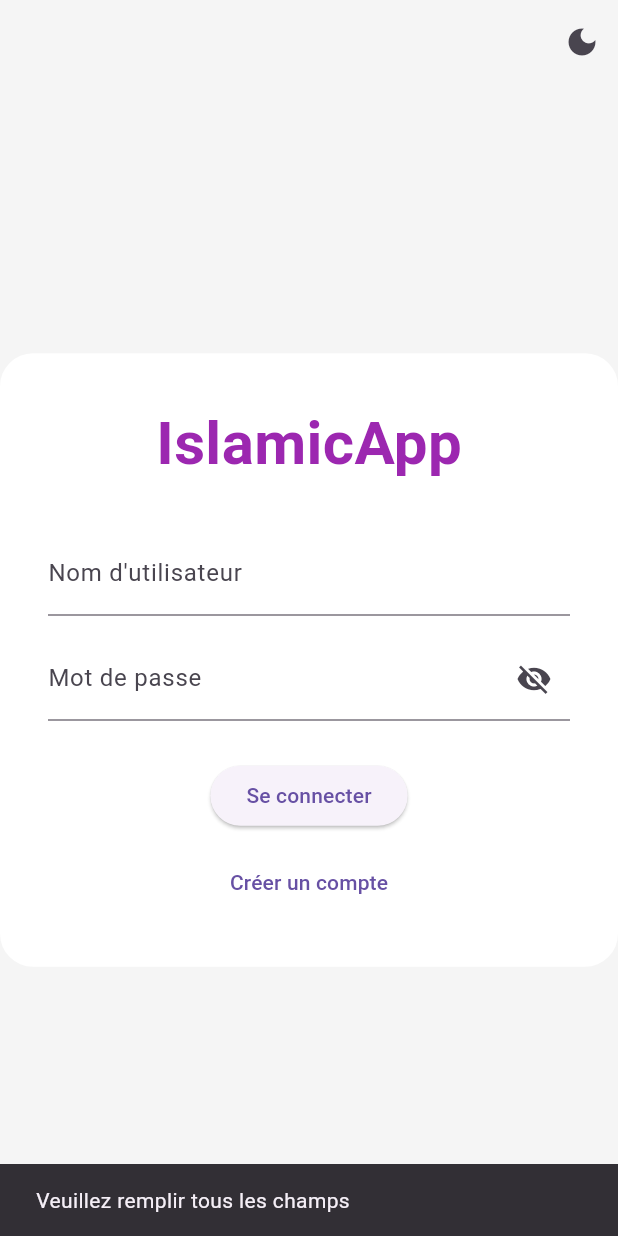
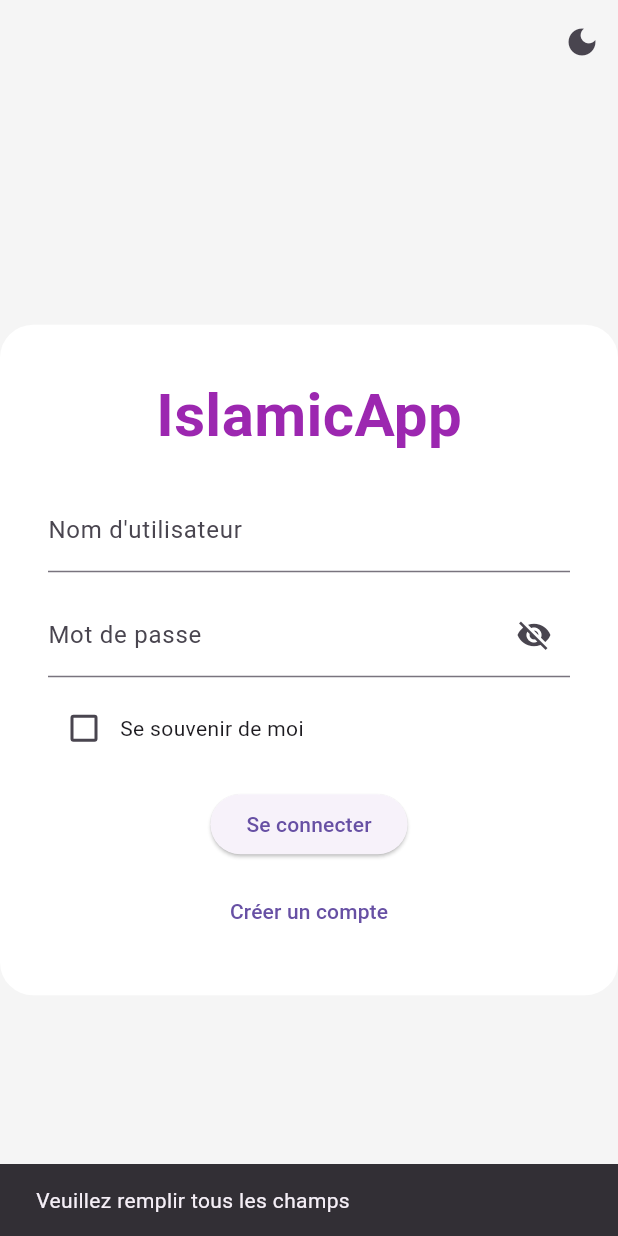
Before and after one commit to Hatimopg/IslamicApp, a Flutter app: the screen it shows after launch, after a tap on "Se connecter", on a phone screen of 412 x 824 dp. Run offline on Flutter 3.47's test engine with Material 3 defaults, Android fonts, the light colour scheme and no system bars; our stand-ins replace audioplayers, cloud_firestore, firebase_core, flutter_compass, flutter_local_notifications, geolocator and 3 more; accounts and stored records are empty.

Commit message:
apk v1.8.4 son du jeu + login facile

```diff
--- a/lib/pages/login.dart
+++ b/lib/pages/login.dart
@@ -1,6 +1,7 @@
 import 'package:flutter/material.dart';
 import 'package:http/http.dart' as http;
 import 'dart:convert';
+import 'package:shared_preferences/shared_preferences.dart';
 
 import 'register.dart';
 import 'home.dart';
@@ -20,18 +21,69 @@ class LoginPage extends StatefulWidget {
 }
 
 class _LoginPageState extends State<LoginPage> {
-  TextEditingController username = TextEditingController();
-  TextEditingController password = TextEditingController();
+  final TextEditingController username = TextEditingController();
+  final TextEditingController password = TextEditingController();
 
   bool loading = false;
+  bool passwordVisible = false;
 
-  // 🔐 AJOUT
-  bool passwordVisible = false;
+  // 🔐 Remember me
+  bool rememberMe = false;
+  String? savedUsername;
+  String? savedPassword;
+
+  // 🔥 Tentatives locales
+  int attemptsLeft = 5;
 
   final String baseUrl =
       "https://exciting-learning-production-d784.up.railway.app";
 
+  @override
+  void initState() {
+    super.initState();
+    loadSavedUser();
+  }
+
+  // ================= LOAD SAVED USER =================
+  Future<void> loadSavedUser() async {
+    final prefs = await SharedPreferences.getInstance();
+
+    final remember = prefs.getBool("remember_me") ?? false;
+    if (!remember) return;
+
+    setState(() {
+      rememberMe = true;
+      savedUsername = prefs.getString("saved_username");
+      savedPassword = prefs.getString("saved_password");
+    });
+  }
+
+  // ================= SAVE / CLEAR =================
+  Future<void> saveCredentials() async {
+    final prefs = await SharedPreferences.getInstance();
+    await prefs.setBool("remember_me", true);
+    await prefs.setString("saved_username", username.text.trim());
+    await prefs.setString("saved_password", password.text.trim());
+  }
+
+  Future<void> clearCredentials() async {
+    final prefs = await SharedPreferences.getInstance();
+    await prefs.remove("remember_me");
+    await prefs.remove("saved_username");
+    await prefs.remove("saved_password");
+  }
+
+  // ================= LOGIN =================
   Future<void> login() async {
+    if (attemptsLeft <= 0) {
+      ScaffoldMessenger.of(context).showSnackBar(
+        const SnackBar(
+          content: Text("Trop de tentatives. Réessayez plus tard."),
+        ),
+      );
+      return;
+    }
+
     if (username.text.trim().isEmpty || password.text.trim().isEmpty) {
       ScaffoldMessenger.of(context).showSnackBar(
         const SnackBar(content: Text("Veuillez remplir tous les champs")),
@@ -54,8 +106,15 @@ class _LoginPageState extends State<LoginPage> {
       if (response.statusCode == 200) {
         final data = jsonDecode(response.body);
 
-        // 🔥 SAUVEGARDE TOKEN + USERID
+        // 🔥 TOKEN
         await TokenStorage.save(data["token"], data["userId"]);
+
+        // 🔐 REMEMBER ME
+        if (rememberMe) {
+          await saveCredentials();
+        } else {
+          await clearCredentials();
+        }
 
         widget.onLogin(data["userId"]);
 
@@ -70,17 +129,15 @@ class _LoginPageState extends State<LoginPage> {
             ),
           ),
         );
-      } else if (response.statusCode == 429) {
-        // 🔥 RATE LIMIT
+      } else {
+        attemptsLeft--;
+
         ScaffoldMessenger.of(context).showSnackBar(
-          const SnackBar(
-            content:
-            Text("Trop de tentatives. Réessayez dans quelques minutes."),
+          SnackBar(
+            content: Text(
+              "Identifiants incorrects — tentatives restantes : $attemptsLeft",
+            ),
           ),
-        );
-      } else {
-        ScaffoldMessenger.of(context).showSnackBar(
-          const SnackBar(content: Text("Identifiants incorrects")),
         );
       }
     } catch (_) {
@@ -92,6 +149,7 @@ class _LoginPageState extends State<LoginPage> {
     setState(() => loading = false);
   }
 
+  // ================= UI =================
   @override
   Widget build(BuildContext context) {
     final isDark = Theme.of(context).brightness == Brightness.dark;
@@ -127,7 +185,35 @@ class _LoginPageState extends State<LoginPage> {
                   color: isDark ? Colors.purpleAccent : Colors.purple,
                 ),
               ),
-              const SizedBox(height: 30),
+
+              // 👤 USER CARD
+              if (savedUsername != null && savedPassword != null) ...[
+                const SizedBox(height: 20),
+                GestureDetector(
+                  onTap: () {
+                    username.text = savedUsername!;
+                    password.text = savedPassword!;
+                  },
+                  child: Container(
+                    padding: const EdgeInsets.all(12),
+                    decoration: BoxDecoration(
+                      borderRadius: BorderRadius.circular(14),
+                      color: isDark
+                          ? Colors.grey.shade800
+                          : Colors.grey.shade200,
+                    ),
+                    child: Row(
+                      children: [
+                        const Icon(Icons.person),
+                        const SizedBox(width: 10),
+                        Text(savedUsername!),
+                      ],
+                    ),
+                  ),
+                ),
+              ],
+
+              const SizedBox(height: 20),
 
               TextField(
                 controller: username,
@@ -152,7 +238,20 @@ class _LoginPageState extends State<LoginPage> {
                 ),
               ),
 
-              const SizedBox(height: 26),
+              const SizedBox(height: 10),
+
+              Row(
+                children: [
+                  Checkbox(
+                    value: rememberMe,
+                    onChanged: (v) =>
+                        setState(() => rememberMe = v ?? false),
+                  ),
+                  const Text("Se souvenir de moi"),
+                ],
+              ),
+
+              const SizedBox(height: 16),
 
               loading
                   ? const CircularProgressIndicator()
--- a/pubspec.yaml
+++ b/pubspec.yaml
@@ -70,6 +70,7 @@ flutter:
   uses-material-design: true
   assets:
     - assets/default.jpg
+    - assets/sounds/
   # To add assets to your application, add an assets section, like this:
   # assets:
   #   - images/a_dot_burr.jpeg
```
Also changed, not shown: lib/pages/islamic_quiz_page.dart (+65 -49 lines), 4 other files.
